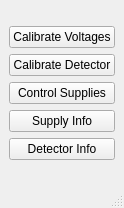
Old version of the form test_gui.ui in the repository kmnhan/1KARPES_DAQ.
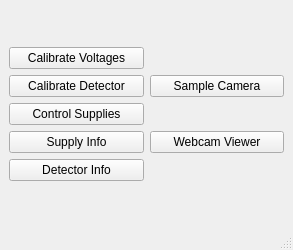
New version of the form.

Commit message: feat: incorporate cameras into main gui

Diff of the .ui file:
```diff
--- a/test_gui.ui
+++ b/test_gui.ui
@@ -6,8 +6,8 @@
    <rect>
     <x>0</x>
     <y>0</y>
-    <width>123</width>
-    <height>208</height>
+    <width>293</width>
+    <height>250</height>
    </rect>
   </property>
   <property name="windowTitle">
@@ -16,6 +16,8 @@
   <widget class="QWidget" name="centralwidget">
    <layout class="QVBoxLayout" name="verticalLayout_2">
     <item>
+     <layout class="QHBoxLayout" name="horizontalLayout">
+      <item>
      <layout class="QVBoxLayout" name="verticalLayout">
       <item>
        <widget class="QPushButton" name="CalibrateVoltages">
@@ -54,6 +56,26 @@
       </item>
      </layout>
     </item>
+      <item>
+       <layout class="QVBoxLayout" name="verticalLayout_4">
+        <item>
+         <widget class="QPushButton" name="basler_btn">
+          <property name="text">
+           <string>Sample Camera</string>
+          </property>
+         </widget>
+        </item>
+        <item>
+         <widget class="QPushButton" name="webcam_btn">
+          <property name="text">
+           <string>Webcam Viewer</string>
+          </property>
+         </widget>
+        </item>
+       </layout>
+      </item>
+     </layout>
+    </item>
    </layout>
   </widget>
   <widget class="QMenuBar" name="menubar">
```
Left out of the diff: 4 changed lines with no effect on the pictures. Lines whose indentation alone changed are shown as unchanged. The commit also changes 1 other file.
